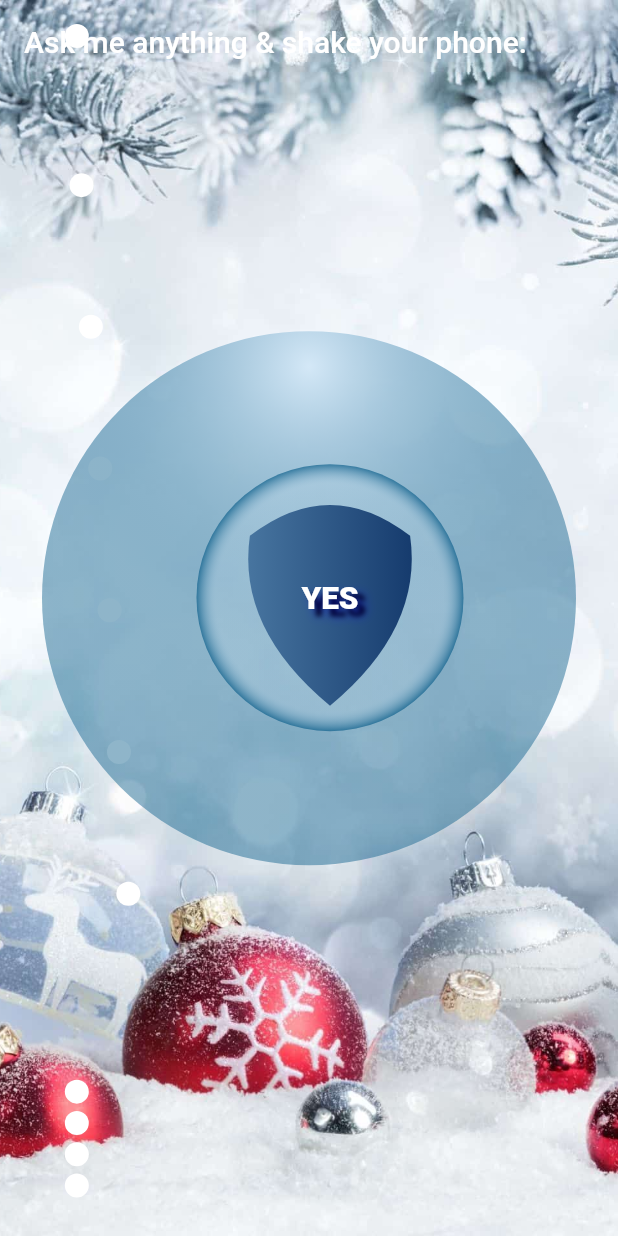
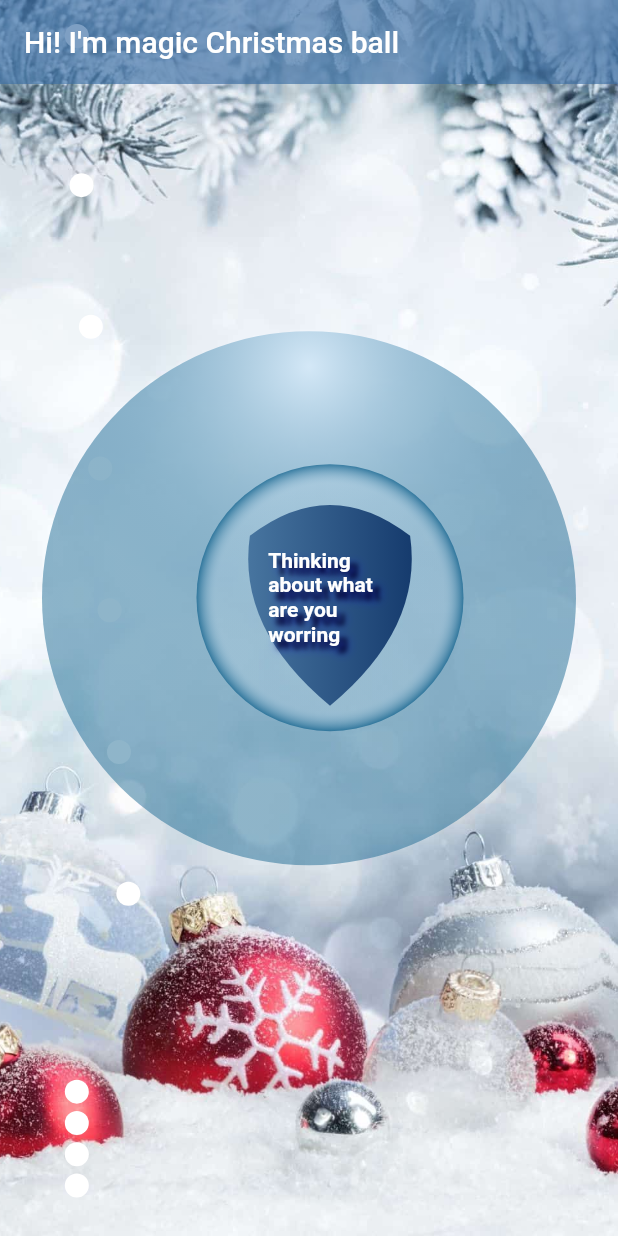
Before and after one commit to Anna-Myzukina/magic_ball, a Flutter app: the screen it shows after launch, on a phone screen of 412 x 824 dp. Run offline on Flutter 3.47's test engine with Material 2 defaults, Android fonts, the light colour scheme and no system bars; drawn by our look-alikes of animated_text_kit; missing offline and left inert: shake, snowfall.

Commit message:
Add animated_text_kit and shake packages

```diff
--- a/lib/main.dart
+++ b/lib/main.dart
@@ -4,6 +4,7 @@
 import 'package:magic_ball/widgets/sphere.dart';
 import 'package:magic_ball/widgets/sphere_glass.dart';
 //import 'package:snowfall/snowfall.dart';
+import 'package:shake/shake.dart';
 
 void main() {
   runApp(const MyApp());
@@ -37,9 +38,9 @@
         home: Scaffold(
             extendBodyBehindAppBar: true,
             appBar: AppBar(
-              title: const Text('Ask me anything & shake your phone:'),
+              title: const Text('Hi! I\'m magic Christmas ball'),
               elevation: 0,
-              backgroundColor: Colors.transparent,
+              backgroundColor: const Color.fromARGB(168, 59, 110, 164),
             ),
             body: Stack(
             children: [
--- a/lib/widgets/sphere.dart
+++ b/lib/widgets/sphere.dart
@@ -1,10 +1,8 @@
 import 'package:flutter/material.dart';
-//import 'package:magic_ball/utilities/snow_animation.dart';
 import 'package:magic_ball/widgets/sphere_in_the_middle.dart';
 import 'package:magic_ball/widgets/sphere_glass.dart';
-//import 'package:magic_ball/widgets/sphere_shadow.dart';
 import 'package:magic_ball/widgets/triangle.dart';
-//import 'package:magic_ball/widgets/sphere_shadow.dart';
+import 'package:animated_text_kit/animated_text_kit.dart';
 
 class SphereWidget extends StatefulWidget {
   const SphereWidget({super.key});
@@ -34,7 +32,7 @@
               transform: Matrix4.identity()..scale(0.5),
               child: const SphereInTheMiddle(
                 lightSource: lightSource,
-                childWidget: Triangle(answer: 'YES',),
+                childWidget: Triangle(answer: 'Asking your question',),
               ),
             )
         ),
--- a/lib/widgets/triangle.dart
+++ b/lib/widgets/triangle.dart
@@ -1,3 +1,4 @@
+import 'package:animated_text_kit/animated_text_kit.dart';
 import 'package:flutter/material.dart';
 
 class Triangle extends StatelessWidget {
@@ -9,8 +10,12 @@
     return CustomPaint(
       painter: _TrianglePainter(),
       child: Center(
-        child: Text(
-          answer ?? '',
+        child: Row(
+          mainAxisAlignment: MainAxisAlignment.center,
+          children: [
+            SizedBox(
+              width: MediaQuery.of(context).size.width * 0.4,
+              child: DefaultTextStyle(
                 textAlign: TextAlign.center,
                 style: const TextStyle(
                     shadows: [
@@ -26,9 +31,50 @@
                     ),
                     ],
                     color: Colors.white,
-            fontSize: 42,
+                    fontSize: 26,
                     fontWeight: FontWeight.w800
                   ),
+                child: AnimatedTextKit(
+                  pause: const Duration(milliseconds: 3000),
+                  totalRepeatCount: 2,
+                  stopPauseOnTap: true,
+                  animatedTexts: [
+                    TyperAnimatedText('Thinking about what are you worring',
+                    textStyle: const TextStyle(
+                      fontSize: 28.0,
+                      fontWeight: FontWeight.bold,
+                    ),
+                    speed: const Duration(milliseconds: 500),),
+                    TyperAnimatedText('Asking your question'),
+                    TyperAnimatedText('After shake your phone'),
+                    TyperAnimatedText('Waiting for my unswer'),
+                    TyperAnimatedText('I\'ll be happy to help'),
+                    TyperAnimatedText('')
+
+                  ]
+                  //answer ?? '',
+                  // textAlign: TextAlign.center,
+                  // style: const TextStyle(
+                  //   shadows: [
+                  //     Shadow(
+                  //     offset: Offset(10.0, 10.0),
+                  //     blurRadius: 4.0,
+                  //     color: Color.fromARGB(255, 0, 0, 0),
+                  //   ),
+                  //   Shadow(
+                  //     offset: Offset(10.0, 10.0),
+                  //     blurRadius: 8.0,
+                  //     color: Color.fromARGB(125, 0, 0, 255),
+                  //   ),
+                  //   ],
+                  //   color: Colors.white,
+                  //   fontSize: 22,
+                  //   fontWeight: FontWeight.w800
+                  // ),
+                ),
+              ),
+            ),
+          ],
         ),
       ),
     );
--- a/pubspec.yaml
+++ b/pubspec.yaml
@@ -14,6 +14,7 @@
   cupertino_icons: ^1.0.2
   shake: ^2.2.0
   snowfall: ^0.0.2
+  animated_text_kit: ^4.2.2
 
 dev_dependencies:
   flutter_test:
```
Also changed, not shown: pubspec.lock. Lines whose indentation alone changed are shown as unchanged.
